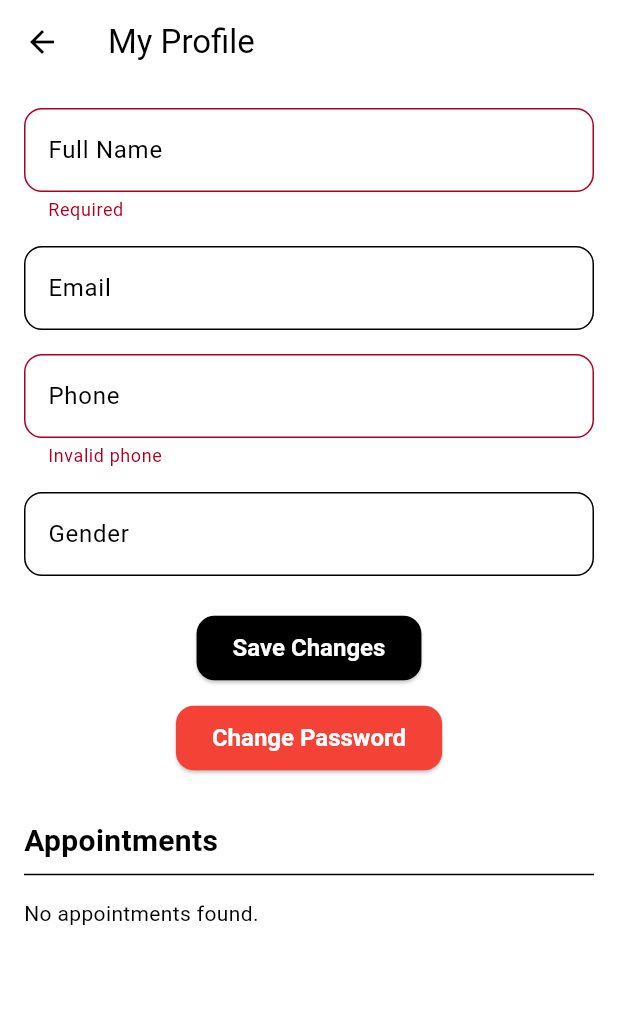
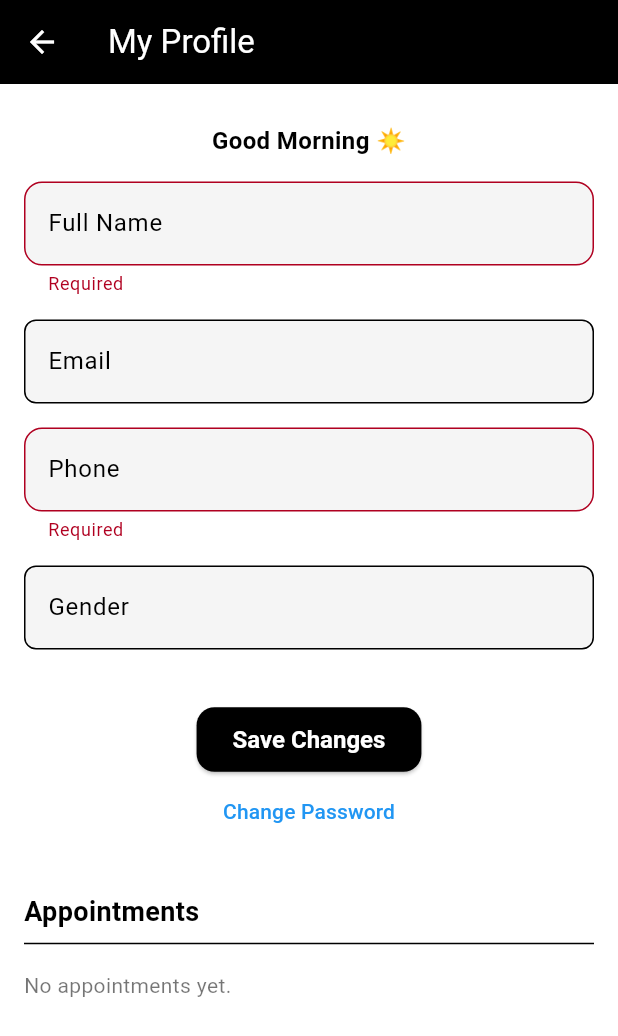
Before and after one commit to Orapeleng7/raps, a Flutter app: the UserProfileScreen screen opened directly, after a tap on "Save Changes", on a phone screen of 412 x 824 dp. Shown: the top 1036 px of the screen. Run offline on Flutter 3.47's test engine with Material 3 defaults, Android fonts, the phone set to English and light mode, and no system bars; our stand-ins replace cloud_firestore, firebase_auth, firebase_core, geocoding, geolocator; accounts and stored records are empty.

Commit message:
nothing much

```diff
--- a/lib/Screens/user_profile_screen.dart
+++ b/lib/Screens/user_profile_screen.dart
@@ -1,6 +1,6 @@
+import 'package:cloud_firestore/cloud_firestore.dart';
+import 'package:firebase_auth/firebase_auth.dart';
 import 'package:flutter/material.dart';
-import 'package:firebase_auth/firebase_auth.dart';
-import 'package:cloud_firestore/cloud_firestore.dart';
 
 class UserProfileScreen extends StatefulWidget {
   const UserProfileScreen({super.key});
@@ -21,6 +21,7 @@ class _UserProfileScreenState extends State<UserProfileScreen> {
 
   bool _isLoading = true;
   bool _isSaving = false;
+
   List<QueryDocumentSnapshot<Map<String, dynamic>>> _appointments = [];
 
   @override
@@ -44,14 +45,10 @@ class _UserProfileScreenState extends State<UserProfileScreen> {
         _genderController.text = data['gender'] ?? '';
       }
     } catch (e) {
-      if (mounted) {
-        ScaffoldMessenger.of(context).showSnackBar(SnackBar(content: Text('Error loading profile: $e')));
-      }
+      _showSnackBar('Error loading profile: $e');
     }
 
-    if (mounted) {
-      setState(() => _isLoading = false);
-    }
+    if (mounted) setState(() => _isLoading = false);
   }
 
   Future<void> _loadAppointments() async {
@@ -64,56 +61,19 @@ class _UserProfileScreenState extends State<UserProfileScreen> {
           .where('userId', isEqualTo: user.uid)
           .orderBy('date')
           .get();
-
-      if (mounted) {
-        setState(() => _appointments = snapshot.docs);
-      }
+      if (mounted) setState(() => _appointments = snapshot.docs);
     } catch (e) {
-      if (mounted) {
-        ScaffoldMessenger.of(context).showSnackBar(SnackBar(content: Text('Error loading appointments: $e')));
-      }
+      _showSnackBar('Error loading appointments: $e');
     }
   }
 
   Future<void> _deleteAppointment(String appointmentId) async {
     try {
       await _firestore.collection('appointments').doc(appointmentId).delete();
-      if (mounted) {
-        ScaffoldMessenger.of(context).showSnackBar(
-          const SnackBar(content: Text('Appointment deleted successfully')),
-        );
-        _loadAppointments(); // Refresh the list
-      }
+      _showSnackBar('Appointment deleted');
+      _loadAppointments(); // Refresh list
     } catch (e) {
-      if (mounted) {
-        ScaffoldMessenger.of(context).showSnackBar(
-          SnackBar(content: Text('Failed to delete appointment: $e')),
-        );
-      }
-    }
-  }
-
-  Future<void> _confirmDeleteAppointment(String appointmentId) async {
-    final confirmed = await showDialog<bool>(
-      context: context,
-      builder: (context) => AlertDialog(
-        title: const Text('Confirm Delete'),
-        content: const Text('Are you sure you want to cancel this appointment?'),
-        actions: [
-          TextButton(
-            onPressed: () => Navigator.pop(context, false),
-            child: const Text('No'),
-          ),
-          TextButton(
-            onPressed: () => Navigator.pop(context, true),
-            child: const Text('Yes'),
-          ),
-        ],
-      ),
-    );
-
-    if (confirmed == true) {
-      await _deleteAppointment(appointmentId);
+      _showSnackBar('Failed to delete appointment: $e');
     }
   }
 
@@ -121,7 +81,6 @@ class _UserProfileScreenState extends State<UserProfileScreen> {
     if (!_formKey.currentState!.validate()) return;
 
     setState(() => _isSaving = true);
-
     final user = _auth.currentUser;
     if (user == null) return;
 
@@ -132,55 +91,35 @@ class _UserProfileScreenState extends State<UserProfileScreen> {
         'gender': _genderController.text.trim(),
       });
 
-      if (mounted) {
-        ScaffoldMessenger.of(context).showSnackBar(const SnackBar(content: Text('Profile updated.')));
+      _showSnackBar('Profile updated');
+    } catch (e) {
+      _showSnackBar('Failed to save: $e');
     }
+
+    if (mounted) setState(() => _isSaving = false);
+  }
+
+  void _changePassword() async {
+    final user = _auth.currentUser;
+    if (user == null || user.email == null) return;
+
+    try {
+      await _auth.sendPasswordResetEmail(email: user.email!);
+      _showSnackBar('Password reset email sent to ${user.email}');
     } catch (e) {
-      if (mounted) {
-        ScaffoldMessenger.of(context).showSnackBar(SnackBar(content: Text('Failed to save: $e')));
+      _showSnackBar('Failed to send reset email: $e');
     }
   }
 
-    if (mounted) {
-      setState(() => _isSaving = false);
-    }
+  void _showSnackBar(String msg) {
+    ScaffoldMessenger.of(context).showSnackBar(SnackBar(content: Text(msg)));
   }
 
-  Future<void> _changePassword() async {
-    final controller = TextEditingController();
-
-    await showDialog(
-      context: context,
-      builder: (_) => AlertDialog(
-        title: const Text("Change Password"),
-        content: TextField(
-          controller: controller,
-          obscureText: true,
-          decoration: const InputDecoration(labelText: "New Password"),
-        ),
-        actions: [
-          TextButton(
-            child: const Text("Cancel"),
-            onPressed: () => Navigator.pop(context),
-          ),
-          TextButton(
-            child: const Text("Update"),
-            onPressed: () async {
-              try {
-                await _auth.currentUser?.updatePassword(controller.text.trim());
-                if (!mounted) return;
-                Navigator.pop(context);
-                ScaffoldMessenger.of(context).showSnackBar(const SnackBar(content: Text("Password changed.")));
-              } catch (e) {
-                if (mounted) {
-                  ScaffoldMessenger.of(context).showSnackBar(SnackBar(content: Text("Failed: $e")));
-                }
-              }
-            },
-          ),
-        ],
-      ),
-    );
+  String _greeting() {
+    final hour = DateTime.now().hour;
+    if (hour < 12) return "Good Morning ☀️";
+    if (hour < 17) return "Good Afternoon 🌤️";
+    return "Good Evening 🌙";
   }
 
   @override
@@ -199,86 +138,121 @@ class _UserProfileScreenState extends State<UserProfileScreen> {
     }
 
     return Scaffold(
-      appBar: AppBar(title: const Text("My Profile")),
+      backgroundColor: Colors.white,
+      appBar: AppBar(
+        backgroundColor: Colors.black,
+        leading: IconButton(
+          icon: const Icon(Icons.arrow_back, color: Colors.white),
+          onPressed: () => Navigator.pop(context),
+        ),
+        title: const Text("My Profile", style: TextStyle(color: Colors.white)),
+      ),
       body: Padding(
         padding: const EdgeInsets.all(16),
         child: ListView(
           children: [
+            Center(
+              child: Column(
+                children: [
+                  const SizedBox(height: 10),
+                  Text(_greeting(),
+                      style: const TextStyle(fontWeight: FontWeight.bold, fontSize: 16)),
+                ],
+              ),
+            ),
+            const SizedBox(height: 16),
             Form(
               key: _formKey,
               child: Column(
                 children: [
-                  TextFormField(
-                    controller: _nameController,
-                    decoration: const InputDecoration(labelText: "Full Name"),
-                    validator: (val) => val == null || val.isEmpty ? 'Required' : null,
-                  ),
-                  const SizedBox(height: 16),
-                  TextFormField(
-                    controller: _emailController,
-                    readOnly: true,
-                    decoration: const InputDecoration(labelText: "Email"),
-                  ),
-                  const SizedBox(height: 16),
-                  TextFormField(
-                    controller: _phoneController,
-                    decoration: const InputDecoration(labelText: "Phone"),
-                    validator: (val) => val == null || val.length < 7 ? 'Invalid phone' : null,
-                  ),
-                  const SizedBox(height: 16),
-                  TextFormField(
-                    controller: _genderController,
-                    decoration: const InputDecoration(labelText: "Gender"),
-                  ),
-                  const SizedBox(height: 24),
+                  _buildInput(_nameController, "Full Name", true),
+                  _buildInput(_emailController, "Email", false, readOnly: true),
+                  _buildInput(_phoneController, "Phone", true),
+                  _buildInput(_genderController, "Gender", false),
+                  const SizedBox(height: 20),
                   ElevatedButton(
+                    style: ElevatedButton.styleFrom(backgroundColor: Colors.black),
                     onPressed: _isSaving ? null : _saveProfile,
                     child: _isSaving
-                        ? const SizedBox(width: 24, height: 24, child: CircularProgressIndicator(color: Colors.white))
-                        : const Text("Save Changes"),
+                        ? const SizedBox(width: 20, height: 20, child: CircularProgressIndicator(color: Colors.white))
+                        : const Text("Save Changes", style: TextStyle(color: Colors.white)),
                   ),
-                  const SizedBox(height: 12),
-                  ElevatedButton(
+                  TextButton(
                     onPressed: _changePassword,
-                    style: ElevatedButton.styleFrom(backgroundColor: Colors.red),
-                    child: const Text("Change Password"),
+                    child: const Text("Change Password", style: TextStyle(color: Colors.blue)),
                   ),
                 ],
               ),
             ),
             const SizedBox(height: 30),
-            const Text("Appointments", style: TextStyle(fontSize: 20, fontWeight: FontWeight.bold)),
-            const Divider(),
+            const Text("Appointments", style: TextStyle(fontWeight: FontWeight.bold, fontSize: 18)),
+            const Divider(color: Colors.black),
             ..._appointments.map((doc) {
               final a = doc.data();
-              return Card(
+              return Container(
+                decoration: BoxDecoration(
+                  color: Colors.grey[100],
+                  borderRadius: BorderRadius.circular(12),
+                  border: Border.all(color: Colors.grey.shade300),
+                ),
                 margin: const EdgeInsets.symmetric(vertical: 8),
-                child: ListTile(
-                  leading: const Icon(Icons.calendar_today),
-                  title: Text(a['doctorName'] ?? 'Doctor'),
-                  subtitle: Column(
+                padding: const EdgeInsets.all(12),
+                child: Column(
                   crossAxisAlignment: CrossAxisAlignment.start,
                   children: [
+                    Text(a['doctorName'] ?? 'Doctor',
+                        style: const TextStyle(fontWeight: FontWeight.bold, fontSize: 16)),
+                    const SizedBox(height: 6),
                     Text('📅 ${a['date']} at ${a['time']}'),
                     Text('📍 ${a['location']}'),
-                      Text('📩 Doctor: ${a['doctorEmail']}'),
-                      Text('📝 Purpose: ${a['purpose']}'),
+                    Text('📩 ${a['doctorEmail']}'),
+                    Text('📝 ${a['purpose']}'),
+                    Align(
+                      alignment: Alignment.centerRight,
+                      child: TextButton.icon(
+                        onPressed: () => _deleteAppointment(doc.id),
+                        icon: const Icon(Icons.delete, color: Colors.red),
+                        label: const Text("Delete", style: TextStyle(color: Colors.red)),
+                      ),
+                    ),
                   ],
-                  ),
-                  trailing: IconButton(
-                    icon: const Icon(Icons.delete, color: Colors.red),
-                    onPressed: () => _confirmDeleteAppointment(doc.id),
-                  ),
                 ),
               );
             }),
-            if (_appointments.isEmpty) const Padding(
-              padding: EdgeInsets.only(top: 8.0),
-              child: Text("No appointments found."),
+            if (_appointments.isEmpty)
+              const Padding(
+                padding: EdgeInsets.only(top: 10),
+                child: Text("No appointments yet.", style: TextStyle(color: Colors.black54)),
               ),
           ],
         ),
       ),
     );
   }
+
+  Widget _buildInput(TextEditingController controller, String label, bool required, {bool readOnly = false}) {
+    return Padding(
+      padding: const EdgeInsets.only(bottom: 16),
+      child: TextFormField(
+        controller: controller,
+        readOnly: readOnly,
+        validator: required ? (val) => val == null || val.isEmpty ? 'Required' : null : null,
+        decoration: InputDecoration(
+          labelText: label,
+          labelStyle: const TextStyle(color: Colors.black),
+          filled: true,
+          fillColor: Colors.grey[100],
+          enabledBorder: OutlineInputBorder(
+            borderSide: const BorderSide(color: Colors.black),
+            borderRadius: BorderRadius.circular(8),
+          ),
+          focusedBorder: OutlineInputBorder(
+            borderSide: const BorderSide(color: Colors.black),
+            borderRadius: BorderRadius.circular(8),
+          ),
+        ),
+        style: const TextStyle(color: Colors.black),
+      ),
+    );
   }
+}
--- a/pubspec.yaml
+++ b/pubspec.yaml
@@ -18,10 +18,12 @@ dependencies:
   firebase_storage: ^11.7.7
   cloud_firestore: ^4.15.8
   firebase_messaging: ^14.7.0
-  logger: ^1.1.0
   google_maps_flutter: ^2.5.0
   geocoding: ^2.1.0
   geolocator: ^10.0.1
+  image_picker: ^1.0.4
+  logger: ^2.0.2
+
 
 dev_dependencies:
   flutter_test:
```
Also changed, not shown: lib/Screens/splash_screen.dart (+24 -21 lines), lib/Screens/doctorprofilescreen.dart (line endings or trailing spaces), pubspec.lock, 6 other files. Lines whose indentation alone changed are shown as unchanged.
